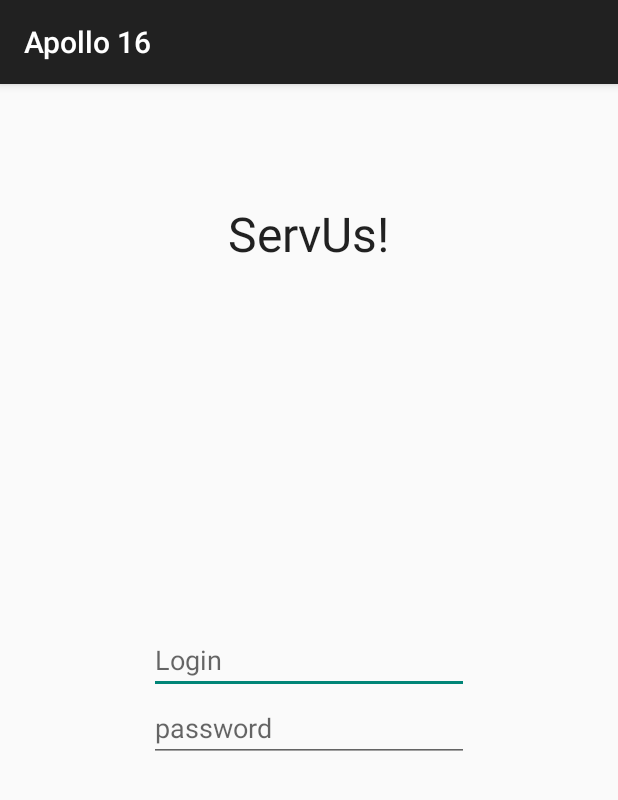
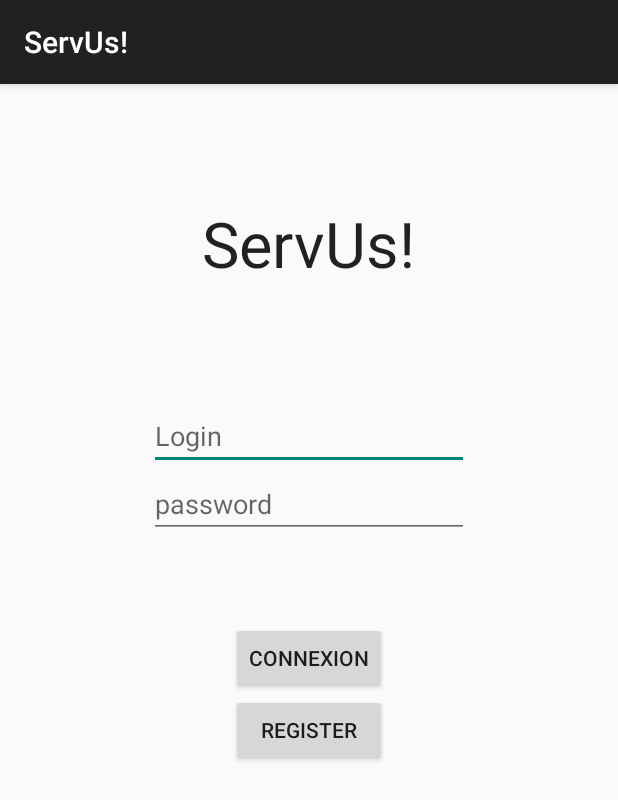
Before and after one commit to Bassem16/Apollo16, an Android app: the screen it shows after launch (MainActivity), on a phone screen of 412 x 824 dp. Shown: the top 800 px of the screen. Run offline under Robolectric (Android 15) with nearby library versions, the phone set to English and light mode, and no system bars.

Commit message:
Mise à jour: Connexion Interface/Serveur

```diff
--- /dev/null
+++ b/app/src/main/java/com/servus/apollo16/Activity/MainActivity.java
@@ -0,0 +1,106 @@
+package com.servus.apollo16.Activity;
+
+import android.os.StrictMode;
+import android.support.v7.app.AppCompatActivity;
+import android.os.Bundle;
+import android.text.InputType;
+import android.view.MotionEvent;
+import android.view.View;
+import android.view.Window;
+import android.widget.Button;
+import android.widget.EditText;
+import android.widget.TextView;
+import android.widget.RelativeLayout;
+
+import com.servus.apollo16.Beans.User;
+import com.servus.apollo16.R;
+import com.servus.apollo16.Util.Util;
+
+import org.json.JSONException;
+import org.json.JSONObject;
+
+public class MainActivity extends AppCompatActivity  {
+    RelativeLayout layout = null;
+    TextView text = null;
+    TextView name = null;
+    EditText editTextLogin = null;
+    EditText editTextPswd = null;
+    Button buttonConnexion= null;
+    Button buttonRegister = null;
+
+    private View.OnClickListener clickListenerConnection = new View.OnClickListener() {
+        @Override
+        public void onClick(View v) {
+            int SDK_INT = android.os.Build.VERSION.SDK_INT;
+            if (SDK_INT > 8)
+            {
+                StrictMode.ThreadPolicy policy = new StrictMode.ThreadPolicy.Builder()
+                        .permitAll().build();
+                StrictMode.setThreadPolicy(policy);
+                String login = editTextLogin.getText().toString();
+                String password = editTextPswd.getText().toString();
+                User user = new User(password,login);
+
+                String url = "http://10.0.2.2:5000/servus/user";
+                /*JSONObject userData = Util.POST(url);
+                String testlog=null;
+                try {
+                    testlog = userData.getString("phonetype");
+                } catch (JSONException e) {
+                    e.printStackTrace();
+                }
+
+                name=(TextView) layout.findViewById(R.id.textViewTEST);
+
+                if(userData.toString().equals("{}"))
+                    name.setText("Login ou mot de passe erroné");
+                else
+                    name.setText("Félicitation " + testlog + " tu es connecté à ServUS");*/
+                name=(TextView) layout.findViewById(R.id.textViewTEST);
+                JSONObject res = Util.POST(url,user);
+                if(res==null)
+                    name.setText("Login ou mot de passe erroné");
+                else {
+                    String testlog = null;
+                    try {
+                        testlog = res.getString("userPseudo");
+                    } catch (JSONException e) {
+                        e.printStackTrace();
+                    }
+                    name.setText("Félicitation " + testlog + " tu es connecté à ServUS");
+                }
+            }
+
+
+
+
+            //name=(TextView) layout.findViewById(R.id.textViewTEST);
+            //name.setText(login);
+        }
+    };
+
+
+
+    @Override
+    protected void onCreate(Bundle savedInstanceState) {
+        super.onCreate(savedInstanceState);
+
+        // On récupère notre layout par désérialisation. La méthode inflate retourne un View
+        // C'est pourquoi on caste (on convertit) le retour de la méthode avec le vrai type de notre layout, c'est-à-dire RelativeLayout
+        layout = (RelativeLayout) RelativeLayout.inflate(this, R.layout.activity_main, null);
+        // … puis on récupère TextView grâce à son identifiant
+        text = (TextView) layout.findViewById(R.id.appName);
+        text.setTextSize(42);
+        setContentView(layout);
+
+        editTextLogin = (EditText) layout.findViewById(R.id.login);
+
+        editTextPswd = (EditText) layout.findViewById(R.id.password);
+
+        buttonConnexion = (Button) layout.findViewById(R.id.button_connexion);
+        buttonConnexion.setOnClickListener(clickListenerConnection);
+
+        buttonRegister = (Button) layout.findViewById(R.id.button_register);
+        // On aurait très bien pu utiliser « setContentView(R.layout.activity_main) » bien sûr !
+    }
+}
--- a/app/src/main/java/com/servus/apollo16/MainActivity.java
+++ /dev/null
@@ -1,36 +0,0 @@
-package com.servus.apollo16;
-
-import android.support.v7.app.AppCompatActivity;
-import android.os.Bundle;
-import android.text.InputType;
-import android.widget.EditText;
-import android.widget.TextView;
-import android.widget.RelativeLayout;
-
-public class MainActivity extends AppCompatActivity {
-    RelativeLayout layout = null;
-    TextView text = null;
-    EditText editTextLogin = null;
-    EditText editTextPswd = null;
-
-    @Override
-    protected void onCreate(Bundle savedInstanceState) {
-        super.onCreate(savedInstanceState);
-
-        // On récupère notre layout par désérialisation. La méthode inflate retourne un View
-        // C'est pourquoi on caste (on convertit) le retour de la méthode avec le vrai type de notre layout, c'est-à-dire RelativeLayout
-        layout = (RelativeLayout) RelativeLayout.inflate(this, R.layout.activity_main, null);
-        // … puis on récupère TextView grâce à son identifiant
-        text = (TextView) layout.findViewById(R.id.appName);
-        text.setText("ServUs!");
-        text.setTextSize(32);
-        setContentView(layout);
-
-        editTextLogin = new EditText(this);
-
-        editTextPswd = new EditText(this);
-
-        // On aurait très bien pu utiliser « setContentView(R.layout.activity_main) » bien sûr !
-    }
-
-}
--- a/app/src/main/res/layout/activity_main.xml
+++ b/app/src/main/res/layout/activity_main.xml
@@ -7,6 +7,7 @@
 
     <TextView
         android:id="@+id/appName"
+        android:text="@string/app_name"
         android:layout_width="wrap_content"
         android:layout_height="wrap_content"
         android:textAppearance="?android:attr/textAppearanceLarge"
@@ -22,8 +23,10 @@
         android:inputType="textPersonName"
         android:hint="Login"
         android:ems="10"
-        android:layout_centerVertical="true"
-        android:layout_centerHorizontal="true" />
+        android:layout_below="@+id/appName"
+        android:layout_alignLeft="@+id/password"
+        android:layout_alignStart="@+id/password"
+        android:layout_marginTop="77dp" />
 
     <EditText
         android:id="@+id/password"
@@ -35,4 +38,34 @@
         android:ems="10"
         android:layout_centerHorizontal="true" />
 
+    <Button
+        android:id="@+id/button_connexion"
+        android:layout_width="wrap_content"
+        android:layout_height="wrap_content"
+        android:text="Connexion"
+        android:layout_below="@+id/password"
+        android:layout_centerHorizontal="true"
+        android:layout_marginTop="56dp" />
+
+    <Button
+        android:id="@+id/button_register"
+        android:layout_width="wrap_content"
+        android:layout_height="wrap_content"
+        android:text="Register"
+        android:layout_below="@+id/button_connexion"
+        android:layout_alignLeft="@+id/button_connexion"
+        android:layout_alignStart="@+id/button_connexion"
+        android:layout_alignRight="@+id/button_connexion"
+        android:layout_alignEnd="@+id/button_connexion" />
+
+    <TextView
+        android:id="@+id/textViewTEST"
+        android:layout_width="wrap_content"
+        android:layout_height="wrap_content"
+        android:textAppearance="?android:attr/textAppearanceSmall"
+        android:text=" "
+        android:layout_marginTop="17dp"
+        android:layout_below="@+id/button_register"
+        android:layout_centerHorizontal="true" />
+
 </RelativeLayout>
--- a/app/src/main/res/values/strings.xml
+++ b/app/src/main/res/values/strings.xml
@@ -1,5 +1,5 @@
 <resources>
-    <string name="app_name">Apollo 16</string>
+    <string name="app_name">ServUs!</string>
 
     <string name="hello_world">Hello world!</string>
     <string name="action_settings">Settings</string>
--- a/app/src/main/res/values/styles.xml
+++ b/app/src/main/res/values/styles.xml
@@ -2,6 +2,9 @@
 
     <!-- Base application theme. -->
     <style name="AppTheme" parent="Theme.AppCompat.Light.DarkActionBar">
+
+
+
         <!-- Customize your theme here. -->
     </style>
 
--- /dev/null
+++ b/settings.gradle
@@ -0,0 +1 @@
+include ':app'
```
Also changed, not shown: app/src/main/AndroidManifest.xml (+5 -3 lines), app/src/main/java/com/servus/apollo16/Beans/User.java (added, +68 -0 lines), app/src/main/java/com/servus/apollo16/Util/Util.java (added, +175 -0 lines), build.gradle (added, +19 -0 lines), gradle.properties (added, +18 -0 lines), gradle/wrapper/gradle-wrapper.properties (added), 5 other files.
